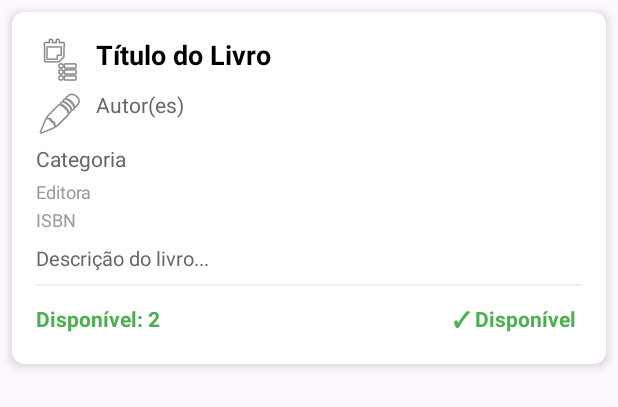
After one commit to PMNCastro/Dibook, an Android app: the layout item_livro.xml on its own in the app's theme, with its tools: preview values and no code run, on a phone screen of 412 x 824 dp. The commit adds this screen. Shown: the top 407 px of the screen. Run offline under Robolectric (Android 15) with nearby library versions, the phone set to English and light mode, and no system bars; network calls fail.

Commit message:
commit 3

```diff
--- /dev/null
+++ b/app/src/main/res/layout/item_livro.xml
@@ -0,0 +1,121 @@
+<?xml version="1.0" encoding="utf-8"?>
+<androidx.cardview.widget.CardView xmlns:android="http://schemas.android.com/apk/res/android"
+    xmlns:app="http://schemas.android.com/apk/res-auto"
+    android:layout_width="match_parent"
+    android:layout_height="wrap_content"
+    android:layout_margin="8dp"
+    app:cardElevation="4dp"
+    app:cardCornerRadius="8dp">
+
+    <LinearLayout
+        android:layout_width="match_parent"
+        android:layout_height="wrap_content"
+        android:orientation="vertical"
+        android:padding="16dp">
+
+        <!-- Título do Livro -->
+        <TextView
+            android:id="@+id/txtTitulo"
+            android:layout_width="match_parent"
+            android:layout_height="wrap_content"
+            android:text="Título do Livro"
+            android:textSize="18sp"
+            android:textStyle="bold"
+            android:textColor="#000000"
+            android:drawableStart="@android:drawable/ic_menu_agenda"
+            android:drawablePadding="8dp" />
+
+        <!-- Autores -->
+        <TextView
+            android:id="@+id/txtAutores"
+            android:layout_width="match_parent"
+            android:layout_height="wrap_content"
+            android:text="Autor(es)"
+            android:textSize="14sp"
+            android:layout_marginTop="4dp"
+            android:textColor="#666666"
+            android:drawableStart="@android:drawable/ic_menu_edit"
+            android:drawablePadding="8dp" />
+
+        <!-- Categoria -->
+        <TextView
+            android:id="@+id/txtCategoria"
+            android:layout_width="match_parent"
+            android:layout_height="wrap_content"
+            android:text="Categoria"
+            android:textSize="14sp"
+            android:layout_marginTop="4dp"
+            android:textColor="#666666" />
+
+        <!-- Editora -->
+        <TextView
+            android:id="@+id/txtEditora"
+            android:layout_width="match_parent"
+            android:layout_height="wrap_content"
+            android:text="Editora"
+            android:textSize="12sp"
+            android:layout_marginTop="4dp"
+            android:textColor="#999999" />
+
+        <!-- ISBN -->
+        <TextView
+            android:id="@+id/txtISBN"
+            android:layout_width="match_parent"
+            android:layout_height="wrap_content"
+            android:text="ISBN"
+            android:textSize="12sp"
+            android:layout_marginTop="2dp"
+            android:textColor="#999999" />
+
+        <!-- Descrição -->
+        <TextView
+            android:id="@+id/txtDescricao"
+            android:layout_width="match_parent"
+            android:layout_height="wrap_content"
+            android:text="Descrição do livro..."
+            android:textSize="13sp"
+            android:layout_marginTop="8dp"
+            android:textColor="#666666"
+            android:maxLines="3"
+            android:ellipsize="end" />
+
+        <!-- Separador -->
+        <View
+            android:layout_width="match_parent"
+            android:layout_height="1dp"
+            android:background="#EEEEEE"
+            android:layout_marginTop="8dp"
+            android:layout_marginBottom="8dp" />
+
+        <!-- Disponibilidade -->
+        <LinearLayout
+            android:layout_width="match_parent"
+            android:layout_height="wrap_content"
+            android:orientation="horizontal"
+            android:gravity="center_vertical">
+
+            <TextView
+                android:id="@+id/txtDisponibilidade"
+                android:layout_width="0dp"
+                android:layout_height="wrap_content"
+                android:layout_weight="1"
+                android:text="Disponível: 2"
+                android:textSize="14sp"
+                android:textStyle="bold"
+                android:textColor="#4CAF50" />
+
+            <TextView
+                android:id="@+id/txtStatus"
+                android:layout_width="wrap_content"
+                android:layout_height="wrap_content"
+                android:text="✓ Disponível"
+                android:textSize="14sp"
+                android:textStyle="bold"
+                android:textColor="#4CAF50"
+                android:padding="4dp" />
+
+        </LinearLayout>
+
+    </LinearLayout>
+
+</androidx.cardview.widget.CardView>
```
Also changed, not shown: app/src/main/java/pm/dibook/Item.kt (deleted, +0 -7 lines), app/src/main/java/pm/dibook/ItemAdapter.kt (deleted, +0 -32 lines), app/src/main/java/pm/dibook/Livro.kt (added, +13 -0 lines), app/src/main/java/pm/dibook/LivroAdapter.kt (added, +89 -0 lines), app/src/main/java/pm/dibook/PesquisarFragment.kt (+71 -13 lines), app/src/main/res/layout/fragment_pesquisar.xml (+18 -3 lines), app/src/main/res/layout/item_layout.xml (deleted, +0 -108 lines).
